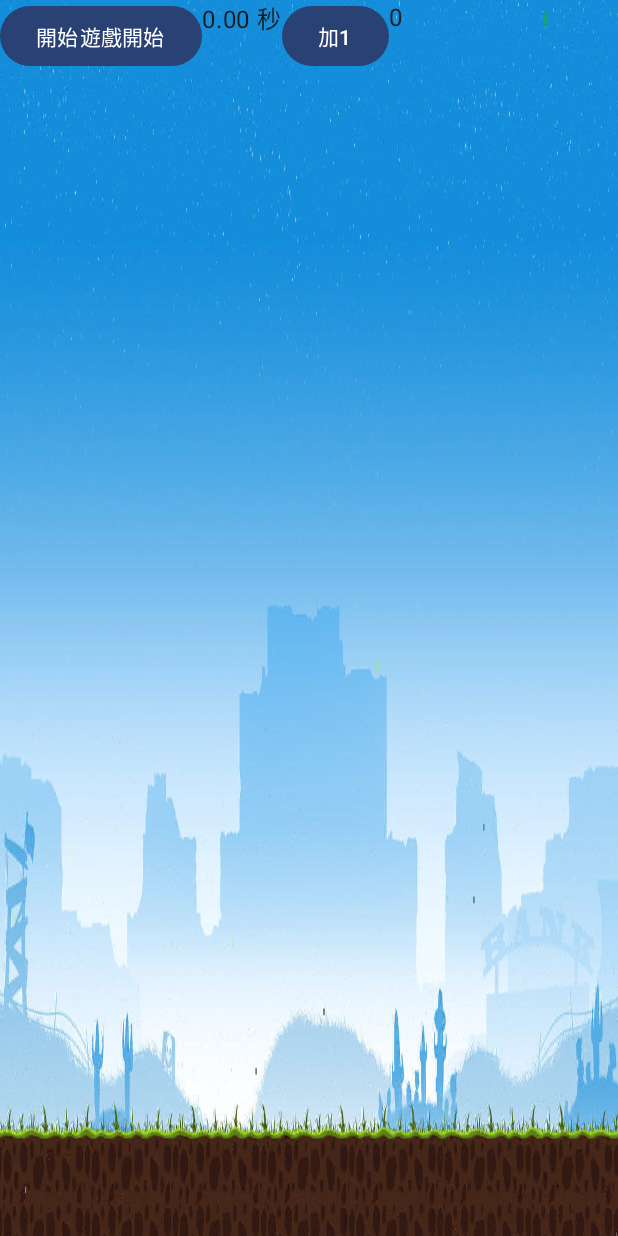
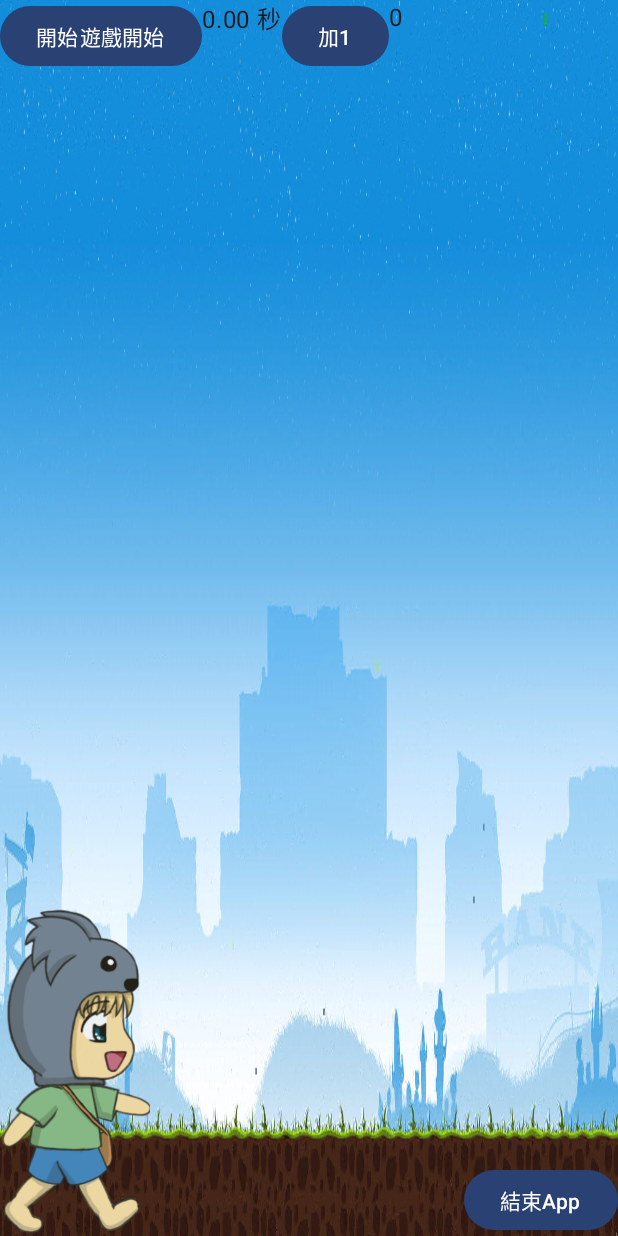
Before and after one commit to hhc-a/Game2D, an Android app built with Jetpack Compose: the screen it shows after launch (MainActivity), on a phone screen of 412 x 824 dp. Run offline under Robolectric (Android 15) with nearby library versions, the phone set to English and light mode, and no system bars.

Commit message:
2nd commit

```diff
--- a/app/src/main/java/tw/edu/pu/csim/s1120053/game2d/Game.kt
+++ b/app/src/main/java/tw/edu/pu/csim/s1120053/game2d/Game.kt
@@ -3,22 +3,45 @@ import kotlinx.coroutines.CoroutineScope
 import kotlinx.coroutines.delay
 import kotlinx.coroutines.flow.MutableStateFlow
 import kotlinx.coroutines.launch
+import android.content.Context
+import android.media.MediaPlayer
 
-class Game(val scope: CoroutineScope,val screenW:Int, val screenH: Int) {
+
+class Game(val scope: CoroutineScope,val screenW:Int, val screenH: Int,scale:Float,context: Context) {
+    var mper1 = MediaPlayer.create(context, R.raw.lastletter)//背景音樂
+    var mper2 = MediaPlayer.create(context, R.raw.gameover) //結束音樂
     var counter = 0
     val state = MutableStateFlow(0)
     val background = Background(screenW)
+    val boy = Boy(screenH, scale)
+    val virus = Virus(screenW, screenH, scale)
     var isPlaying = true
     fun Play(){
         scope.launch {
 //            counter = 0
             isPlaying = true
             while (isPlaying) {
+                mper1.start()  //播放背景音樂
                 delay(40)
                 background.Roll()
+                    if (counter % 3 == 0){
+                        boy.Walk()
+                        virus.Fly()
+                        if(boy.getRect().intersect(virus.getRect())) {//判斷是否碰撞，結束遊戲
+                            isPlaying = false
+                            mper1.pause() //遊戲結束音效
+                            mper2.start()
+                        }
+                    }
                 counter++
                 state.emit(counter)
             }
         }
     }
+    fun Restart(){
+        virus.Reset()
+        counter = 0
+        isPlaying = true
+        Play()
+    }
 }
--- a/app/src/main/java/tw/edu/pu/csim/s1120053/game2d/MainActivity.kt
+++ b/app/src/main/java/tw/edu/pu/csim/s1120053/game2d/MainActivity.kt
@@ -24,11 +24,23 @@ import kotlinx.coroutines.launch
 import kotlinx.coroutines.delay
 import androidx.compose.runtime.collectAsState
 import androidx.compose.foundation.Image
+import androidx.compose.foundation.layout.height
 import androidx.compose.ui.res.painterResource
 import androidx.compose.foundation.layout.offset
+import androidx.compose.foundation.layout.width
 import androidx.compose.ui.layout.ContentScale
 import androidx.compose.ui.unit.IntOffset
+import androidx.compose.ui.unit.dp
 import kotlin.math.abs
+import androidx.compose.foundation.layout.size
+import androidx.compose.ui.input.pointer.pointerInput
+import androidx.compose.foundation.gestures.detectTapGestures
+import android.graphics.Rect
+import androidx.compose.ui.platform.LocalContext
+import android.app.Activity
+import androidx.compose.foundation.layout.Box
+import androidx.compose.ui.Alignment
+
 
 class MainActivity : ComponentActivity() {
     override fun onCreate(savedInstanceState: Bundle?) {
@@ -40,22 +52,12 @@ class MainActivity : ComponentActivity() {
                     setRequestedOrientation(ActivityInfo.SCREEN_ORIENTATION_LANDSCAPE)
                     val screenW = resources.displayMetrics.widthPixels
                     val screenH = resources.displayMetrics.heightPixels
-                    val game = Game(GlobalScope,screenW,screenH)
+                    val scale = resources.displayMetrics.density
+                    val game = Game(GlobalScope,screenW,screenH,scale,this)
                     Start(m = Modifier.padding(innerPadding),game)
                 }
             }
         }
-    }
-}
-class Background(val screenW:Int) {
-    var x1 = 0  //背景圖1_x軸
-    var x2 = screenW  //背景圖2_x軸
-    fun Roll(){
-        x1 --
-        if (abs(x1) > screenW){ //已經移動整張
-            x1 = 0
-        }
-        x2 = x1 + screenW
     }
 }
 @Composable
@@ -63,9 +65,14 @@ fun Start(m: Modifier, game:Game){
 //fun Start(m: Modifier,game:Game,screenW:Int) {
 //    Text("Hello", modifier = m)
 //    var counter by remember { mutableStateOf(0) }
+    val activity = (LocalContext.current as? Activity)
     val counter by game.state.collectAsState()
     var msg by remember { mutableStateOf("遊戲開始") }
     var counter2 by remember { mutableStateOf(0) }
+    val boyImage = arrayListOf(R.drawable.boy1, R.drawable.boy2,
+        R.drawable.boy3, R.drawable.boy4, R.drawable.boy5,
+        R.drawable.boy6, R.drawable.boy7, R.drawable.boy8)
+    val virusImage = arrayListOf(R.drawable.virus1, R.drawable.virus2)
     Image(
         painter = painterResource(id = R.drawable.forest),
         contentDescription = "背景圖",
@@ -80,6 +87,46 @@ fun Start(m: Modifier, game:Game){
         modifier = Modifier
             .offset { IntOffset(game.background.x2, 0) }
     )
+    Image(
+        painter = painterResource(id = boyImage[game.boy.pictNo]),
+        contentDescription = "小男孩",
+        modifier = Modifier
+            .width(100.dp)
+            .height(220.dp)
+            .offset { IntOffset(game.boy.x, game.boy.y) }
+    )
+    Image(
+        painter = painterResource(id = virusImage[game.virus.pictNo]),
+        contentDescription = "病毒",
+        modifier = Modifier
+            .size(80.dp)
+            .offset { IntOffset(game.virus.x, game.virus.y) }
+            .pointerInput(Unit) {  //觸控病毒往上，扣一秒鐘
+                detectTapGestures(
+                    onTap = {
+                        game.virus.y -= 40
+                        game.counter -= 25
+                    }
+                )
+            }
+    )
+    if (msg == "遊戲暫停" && !game.isPlaying){
+        msg = "遊戲結束，按此按鍵重新開始遊戲"
+    }
+    Box (
+        modifier = Modifier.fillMaxSize(),
+        contentAlignment = Alignment.BottomEnd
+    ) {
+        Button(
+            onClick = {
+                game.mper1.stop()
+                game.mper2.stop()
+                activity?.finish()
+            }
+        ) {
+            Text("結束App")
+        }
+    }
     Row {
         Button(
             onClick = {
@@ -91,13 +138,17 @@ fun Start(m: Modifier, game:Game){
 //                        counter++
 //                    }
 //                }
-                if (msg=="遊戲開始"){
+                if (msg=="遊戲開始" || msg =="遊戲繼續"){
                     msg = "遊戲暫停"
                     game.Play()
                 }
-                else{
-                    msg = "遊戲開始"
+                else if (msg=="遊戲暫停"){
+                    msg = "遊戲繼續"
                     game.isPlaying = false
+                }
+                else{  //重新開始遊戲
+                    msg = "遊戲暫停"
+                    game.Restart()
                 }
             },
             modifier = m
--- /dev/null
+++ b/app/src/main/java/tw/edu/pu/csim/s1120053/game2d/boy.kt
@@ -0,0 +1,22 @@
+package tw.edu.pu.csim.s1120053.game2d
+
+import android.graphics.Rect
+import kotlin.math.abs
+
+class Boy(screenH:Int, scale:Float) {
+    var w = (100 * scale).toInt()  //小男孩寬度
+    var h = (220 * scale).toInt()  //小男孩高度
+    var x = 0  //小男孩x軸座標
+    var y = screenH - h  //小男孩y軸座標
+    var pictNo = 0  //切換圖片
+    var zoomout = (10 * scale).toInt()  //圖片內縮
+    fun Walk() {
+        pictNo++
+        if (pictNo > 7) {
+            pictNo = 0
+        }
+    }
+    fun getRect(): Rect {//取得小男孩所在矩形區域
+        return Rect(x+zoomout, y+zoomout,x+w-zoomout, y+h-zoomout)
+    }
+}
--- /dev/null
+++ b/app/src/main/java/tw/edu/pu/csim/s1120053/game2d/virus.kt
@@ -0,0 +1,31 @@
+package tw.edu.pu.csim.s1120053.game2d
+
+import android.graphics.Rect
+
+class Virus(val screenW:Int, val screenH:Int, scale:Float) {
+    var w = (80 * scale).toInt()  //病毒寬度
+    var h = (80 * scale).toInt()  //病毒高度
+    var x = screenW  //病毒x軸座標
+    var y = (screenH/2).toInt()  //病毒y軸座標
+    var pictNo = 0  //切換圖片
+    var zoomout = (10 * scale).toInt()  //圖片內縮
+    fun Reset(){
+        x = screenW
+        y = (screenH/2).toInt()
+    }
+    fun Fly() {
+        pictNo++
+        if (pictNo > 1) {
+            pictNo = 0
+        }
+
+        x -= 10
+        y += (-20 .. 20).random()
+        if((x+w) < 0){
+            Reset()
+        }
+    }
+    fun getRect(): Rect {//取得病毒所在矩形區域
+        return Rect(x+zoomout, y+zoomout,x+w-zoomout, y+h-zoomout)
+    }
+}
```
Also changed, not shown: app/src/main/java/tw/edu/pu/csim/s1120053/game2d/background.kt (added, +15 -0 lines), 2 other files.
